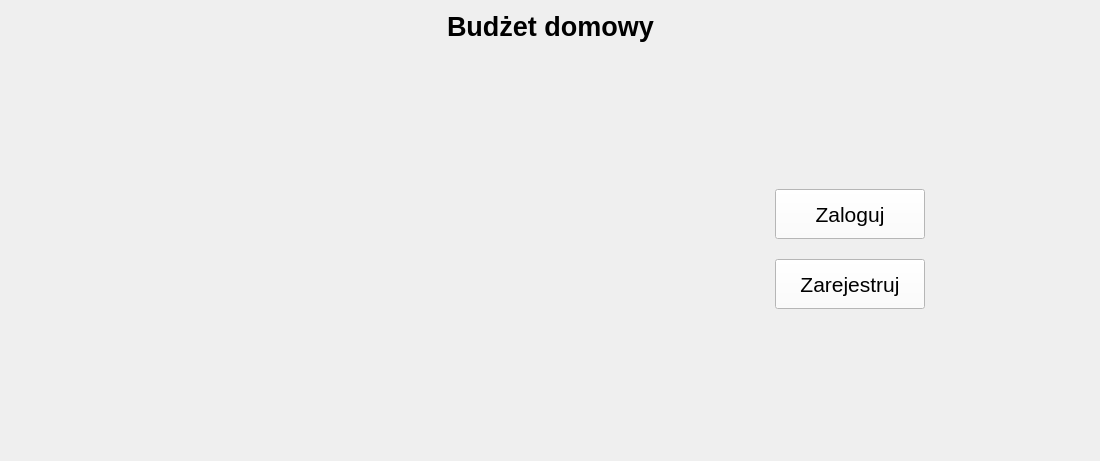
This is ui/Start_Log_Reg.ui in Dawid-Robak-IG/BUDZET_DOMOWY as Qt 5 draws it before an edit. The edited form follows.
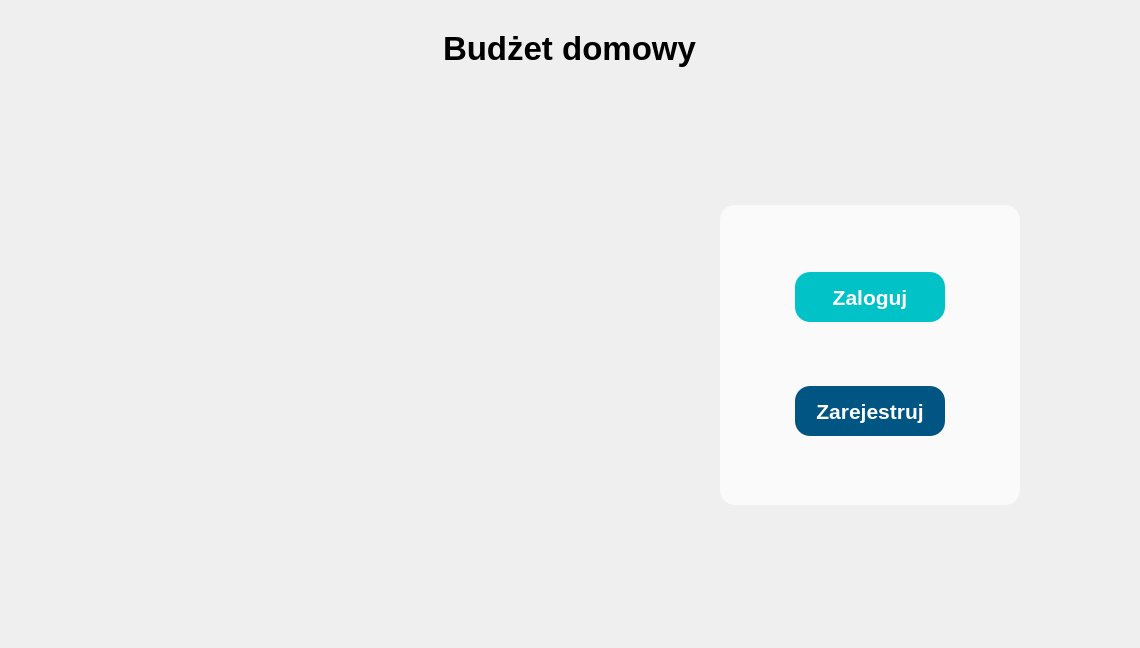
This is the edited form. The open tabs and pages were chosen to show the change.

Diff of the .ui file:
```diff
--- a/ui/Start_Log_Reg.ui
+++ b/ui/Start_Log_Reg.ui
@@ -7,7 +7,7 @@
     <x>0</x>
     <y>0</y>
     <width>1100</width>
-    <height>461</height>
+    <height>648</height>
    </rect>
   </property>
   <property name="windowTitle">
@@ -20,6 +20,9 @@
    <string notr="true"/>
   </property>
   <layout class="QVBoxLayout" name="verticalLayout">
+   <property name="topMargin">
+    <number>30</number>
+   </property>
    <item>
     <layout class="QHBoxLayout" name="horizontalLayout_2">
      <item>
@@ -39,7 +42,7 @@
       <widget class="QLabel" name="label">
        <property name="font">
         <font>
-         <pointsize>20</pointsize>
+         <pointsize>25</pointsize>
          <bold>true</bold>
         </font>
        </property>
@@ -95,7 +98,25 @@
           </spacer>
          </item>
          <item>
-          <layout class="QHBoxLayout" name="horizontalLayout_3">
+          <widget class="QFrame" name="frame">
+           <property name="minimumSize">
+            <size>
+             <width>300</width>
+             <height>300</height>
+            </size>
+           </property>
+           <property name="styleSheet">
+            <string notr="true"> background-color: rgba(255, 255, 255, 180); border-radius: 15px;</string>
+           </property>
+           <property name="frameShape">
+            <enum>QFrame::StyledPanel</enum>
+           </property>
+           <property name="frameShadow">
+            <enum>QFrame::Raised</enum>
+           </property>
+           <layout class="QVBoxLayout" name="verticalLayout_7">
+            <item>
+             <layout class="QHBoxLayout" name="horizontalLayout_11">
            <item>
             <spacer name="horizontalSpacer">
              <property name="orientation">
@@ -120,10 +141,11 @@
              <property name="font">
               <font>
                <pointsize>16</pointsize>
+                  <bold>true</bold>
               </font>
              </property>
              <property name="styleSheet">
-              <string notr="true">background-color: #ffffff</string>
+                 <string notr="true">background-color: #00c2c7; color:#ffffff</string>
              </property>
              <property name="text">
               <string>Zaloguj</string>
@@ -146,7 +168,10 @@
           </layout>
          </item>
          <item>
-          <layout class="QHBoxLayout" name="horizontalLayout_10">
+             <layout class="QHBoxLayout" name="horizontalLayout_12">
+              <property name="topMargin">
+               <number>0</number>
+              </property>
            <item>
             <spacer name="horizontalSpacer_3">
              <property name="orientation">
@@ -171,10 +196,11 @@
              <property name="font">
               <font>
                <pointsize>16</pointsize>
+                  <bold>true</bold>
               </font>
              </property>
              <property name="styleSheet">
-              <string notr="true">background-color: #ffffff</string>
+                 <string notr="true">background-color: #005582; color:#ffffff</string>
              </property>
              <property name="text">
               <string>Zarejestruj</string>
@@ -196,6 +222,15 @@
            </item>
           </layout>
          </item>
+           </layout>
+          </widget>
+         </item>
+         <item>
+          <layout class="QHBoxLayout" name="horizontalLayout_3"/>
+         </item>
+         <item>
+          <layout class="QHBoxLayout" name="horizontalLayout_10"/>
+         </item>
          <item>
           <spacer name="verticalSpacer_5">
            <property name="orientation">
```
Left out of the diff: 33 changed lines with no effect on the pictures. Lines whose indentation alone changed are shown as unchanged.
